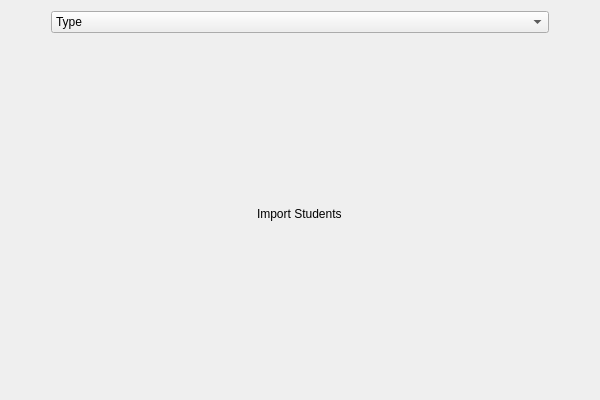
First picture: the form in importwindow.ui, repository pstakoun/northern-spare-tracker, before the edit.
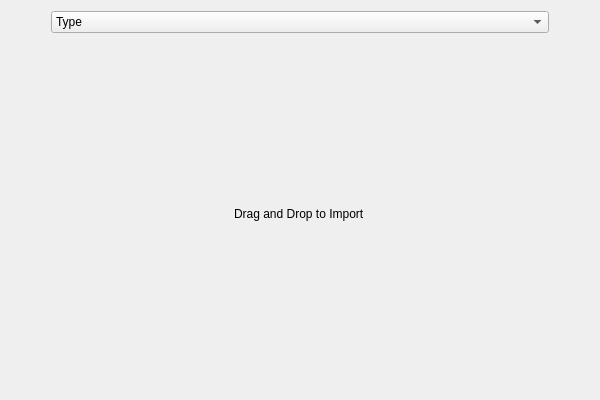
Second picture: the form after the edit.

Commit message: Add import cases

The edit to the form file:
```diff
--- a/importwindow.ui
+++ b/importwindow.ui
@@ -76,7 +76,7 @@
       <item row="1" column="1" colspan="2" alignment="Qt::AlignHCenter|Qt::AlignVCenter">
        <widget class="QLabel" name="label">
         <property name="text">
-         <string>Import Students</string>
+         <string>Drag and Drop to Import</string>
         </property>
        </widget>
       </item>
```
Left out of the diff: 2 changed lines with no effect on the pictures. The commit also changes 4 other files.
